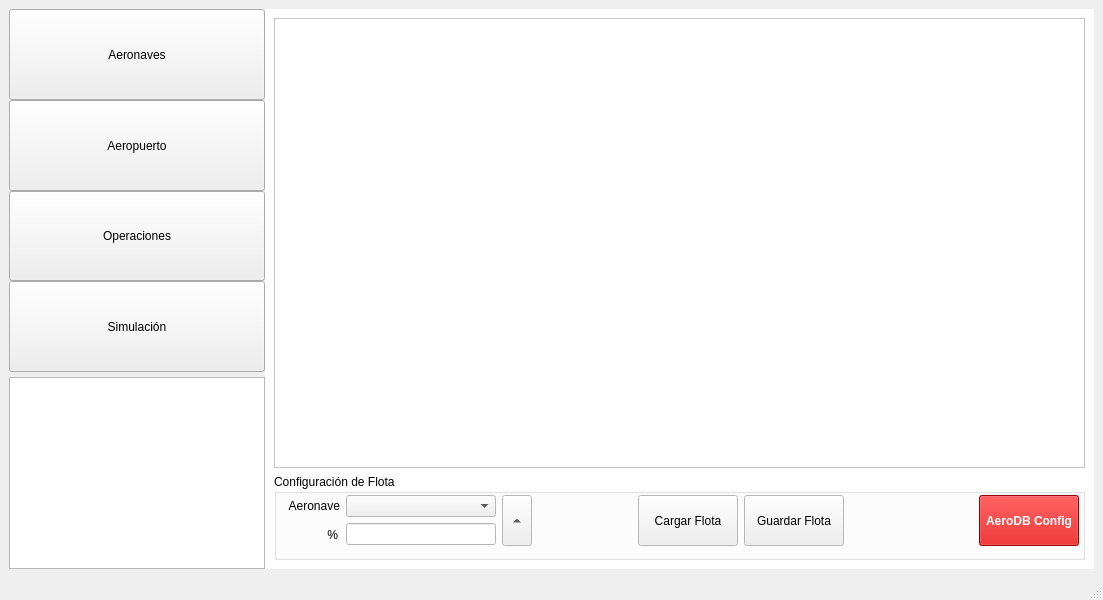
Old version of the form interfaz/interfazprincipal.ui in the repository IgnacioOchoa/SimAerop.
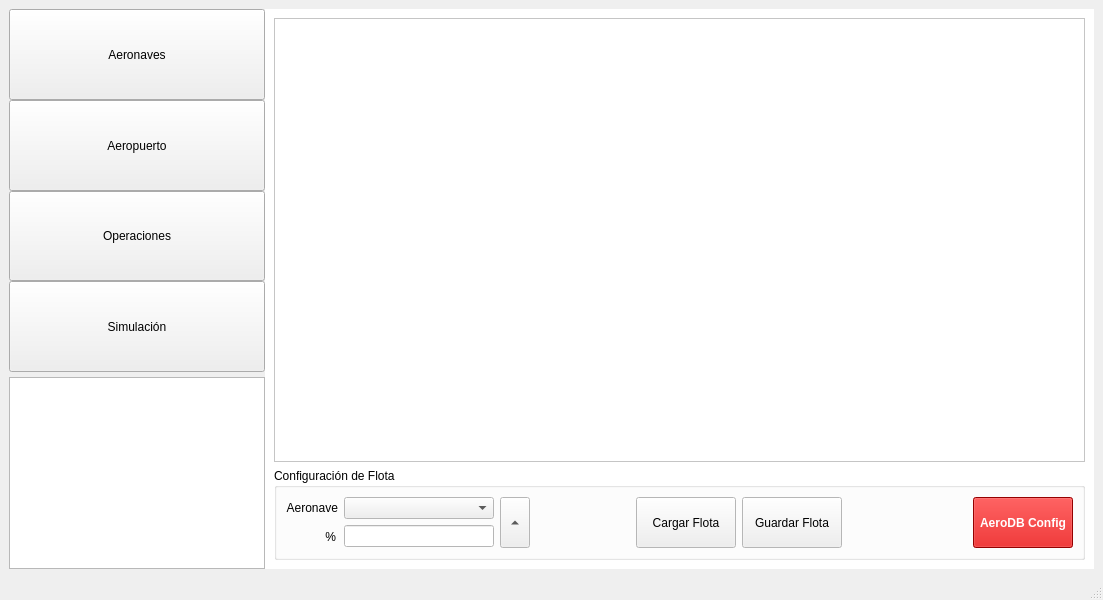
New version of the form. Custom widgets are drawn as their Qt base class.

```diff
--- a/interfaz/interfazprincipal.ui
+++ b/interfaz/interfazprincipal.ui
@@ -10,6 +10,12 @@
     <height>600</height>
    </rect>
   </property>
+  <property name="sizePolicy">
+   <sizepolicy hsizetype="Preferred" vsizetype="Expanding">
+    <horstretch>0</horstretch>
+    <verstretch>0</verstretch>
+   </sizepolicy>
+  </property>
   <property name="windowTitle">
    <string>MainWindow</string>
   </property>
@@ -287,7 +293,7 @@
         <item>
          <widget class="QGroupBox" name="gbAeronaves">
           <property name="sizePolicy">
-           <sizepolicy hsizetype="Expanding" vsizetype="Preferred">
+           <sizepolicy hsizetype="Expanding" vsizetype="Fixed">
             <horstretch>0</horstretch>
             <verstretch>0</verstretch>
            </sizepolicy>
@@ -301,15 +307,8 @@
           <property name="title">
            <string>Configuración de Flota</string>
           </property>
-          <widget class="QWidget" name="layoutWidget">
-           <property name="geometry">
-            <rect>
-             <x>14</x>
-             <y>21</y>
-             <width>791</width>
-             <height>53</height>
-            </rect>
-           </property>
+          <layout class="QVBoxLayout" name="verticalLayout_5">
+           <item>
            <layout class="QGridLayout" name="glAeronaves1">
             <item row="0" column="1">
              <widget class="QComboBox" name="cbAcft">
@@ -629,7 +628,8 @@
              </spacer>
             </item>
            </layout>
-          </widget>
+           </item>
+          </layout>
          </widget>
         </item>
        </layout>
```
Lines whose indentation alone changed are shown as unchanged.
